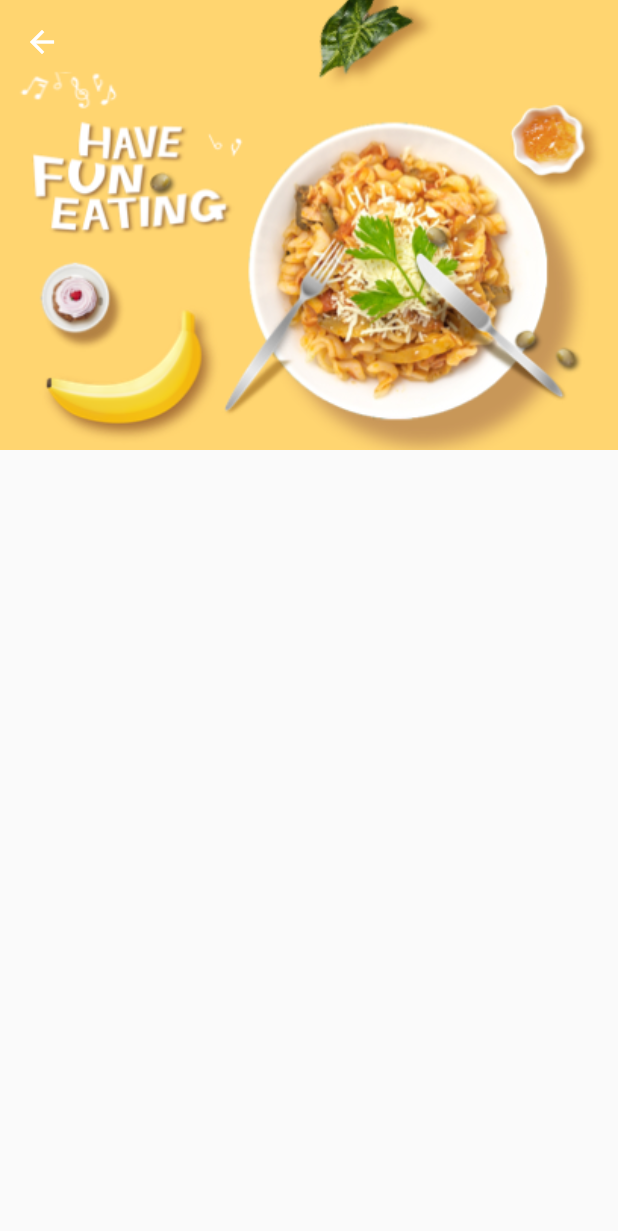
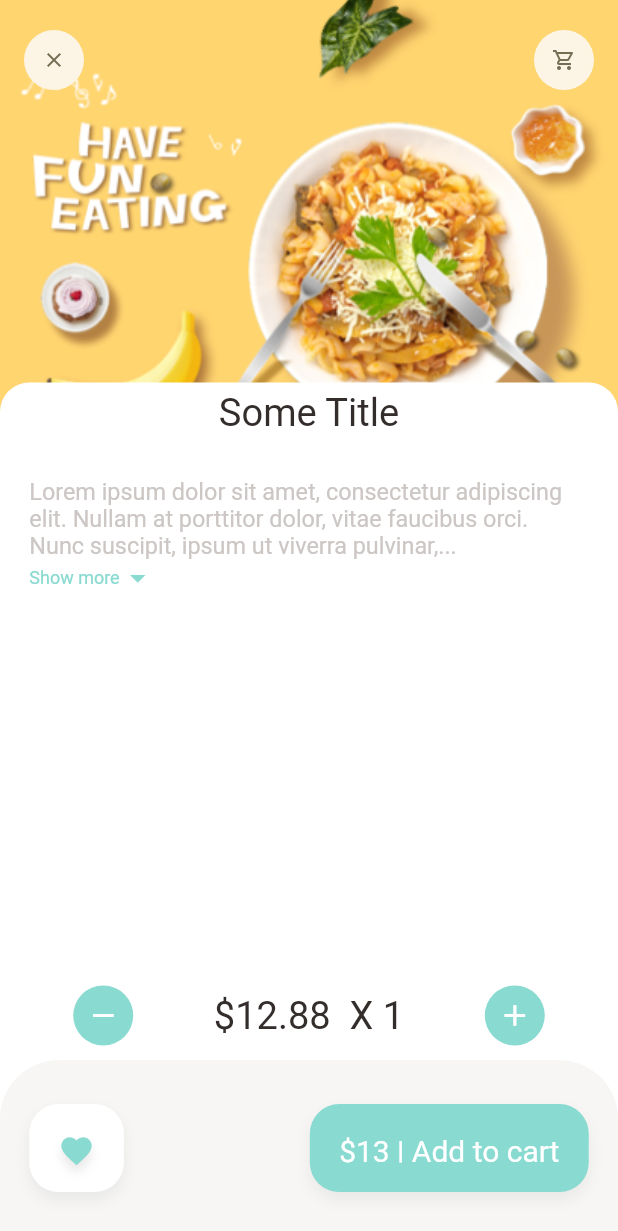
Before and after one commit to alter0z/my-food, a Flutter app: the RecommendedFoodDetail screen opened directly, on a phone screen of 412 x 824 dp. Shown: the top 1231 px of the screen. Run offline on Flutter 3.47's test engine with Material 2 defaults, Android fonts, the phone set to English and light mode, and no system bars; our stand-ins replace dots_indicator, get.

Commit message:
finishing recommended food detail. adding data service

```diff
--- a/lib/pages/food/popular_food_detail.dart
+++ b/lib/pages/food/popular_food_detail.dart
@@ -6,8 +6,6 @@ import 'package:my_food/widgets/expanable_text_widget.dart';
 
 import '../../utils/colors.dart';
 import '../../widgets/big_text.dart';
-import '../../widgets/icon_and_text_widget.dart';
-import '../../widgets/small_text.dart';
 
 class PopularFoodDetail extends StatelessWidget {
   const PopularFoodDetail({Key? key}) : super(key: key);
@@ -30,7 +28,7 @@ class PopularFoodDetail extends StatelessWidget {
           )),
           Positioned(left: Dimensions.width20, right: Dimensions.width20, top: Dimensions.height45, child: Row(
             mainAxisAlignment: MainAxisAlignment.spaceBetween,
-            children: [
+            children: const [
               AppIcon(icon: Icons.arrow_back_ios_new_rounded),
               AppIcon(icon: Icons.shopping_cart_outlined)
             ],
@@ -48,7 +46,7 @@ class PopularFoodDetail extends StatelessWidget {
                 SizedBox(height: Dimensions.height20,),
                 BigText(text: "Introduce"),
                 SizedBox(height: Dimensions.height20,),
-                const Expanded(child: SingleChildScrollView(child: ExpanableTExtWidget(text: "Lorem ipsum dolor sit amet, consectetur adipiscing elit. Nullam at porttitor dolor, vitae faucibus orci. Nunc suscipit, ipsum ut viverra pulvinar, justo metus dapibus tortor, a convallis justo mi sit amet odio. Nam sed libero vel nunc varius consectetur. Donec viverra aliquet luctus. Duis fermentum libero ut turpis porta aliquam. Cras sit amet mauris ut erat pretium auctor. Duis bibendum vitae sapien vitae molestie. Morbi malesuada magna et dui tempus, quis bibendum tortor maximus. Maecenas efficitur dui erat, in tincidunt erat vehicula non. Morbi suscipit pulvinar dui, vel egestas risus mollis in. Maecenas maximus urna ac nulla varius condimentum. Sed in varius neque, ut condimentum quam. Cras elementum cursus nisl quis tempor.")))
+                const Expanded(child: SingleChildScrollView(child: ExpanableTextWidget(text: "Lorem ipsum dolor sit amet, consectetur adipiscing elit. Nullam at porttitor dolor, vitae faucibus orci. Nunc suscipit, ipsum ut viverra pulvinar, justo metus dapibus tortor, a convallis justo mi sit amet odio. Nam sed libero vel nunc varius consectetur. Donec viverra aliquet luctus. Duis fermentum libero ut turpis porta aliquam. Cras sit amet mauris ut erat pretium auctor. Duis bibendum vitae sapien vitae molestie. Morbi malesuada magna et dui tempus, quis bibendum tortor maximus. Maecenas efficitur dui erat, in tincidunt erat vehicula non. Morbi suscipit pulvinar dui, vel egestas risus mollis in. Maecenas maximus urna ac nulla varius condimentum. Sed in varius neque, ut condimentum quam. Cras elementum cursus nisl quis tempor.")))
               ],
             )
           ))
--- a/lib/pages/food/recommended_food_detail.dart
+++ b/lib/pages/food/recommended_food_detail.dart
@@ -1,5 +1,11 @@
 import 'package:flutter/material.dart';
+import 'package:get/get.dart';
 import 'package:my_food/utils/colors.dart';
+import 'package:my_food/utils/dimensions.dart';
+import 'package:my_food/widgets/app_icon.dart';
+import 'package:my_food/widgets/big_text.dart';
+import 'package:my_food/widgets/expanable_text_widget.dart';
+import 'package:my_food/widgets/small_text.dart';
 
 class RecommendedFoodDetail extends StatelessWidget {
   const RecommendedFoodDetail({Key? key}) : super(key: key);
@@ -7,13 +13,31 @@ class RecommendedFoodDetail extends StatelessWidget {
   @override
   Widget build(BuildContext context) {
     return Scaffold(
+      backgroundColor: Colors.white,
       body: CustomScrollView(
         slivers: [
           SliverAppBar(
+            toolbarHeight: 80,
+            title: Row(
+              mainAxisAlignment: MainAxisAlignment.spaceBetween,
+              children: const [
+                AppIcon(icon: Icons.clear),
+                AppIcon(icon: Icons.shopping_cart_outlined)
+              ],
+            ),
             bottom: PreferredSize(
-              preferredSize: const Size.fromHeight(0),
+              preferredSize: const Size.fromHeight(20),
               child: Container(
-                color: Colors.white,
+                child: Center(child: BigText(text: "Some Title", size: Dimensions.font26,)),
+                width: double.maxFinite,
+                padding: const EdgeInsets.only(top: 5, bottom: 10),
+                decoration: BoxDecoration(
+                  borderRadius: BorderRadius.only(
+                    topLeft: Radius.circular(Dimensions.radius20),
+                    topRight: Radius.circular(Dimensions.radius20)
+                  ),
+                  color: Colors.white,
+                ),
               ),
             ),
             pinned: true,
@@ -22,7 +46,94 @@ class RecommendedFoodDetail extends StatelessWidget {
             flexibleSpace: FlexibleSpaceBar(
               background: Image.asset("assets/image/food0.png", width: double.maxFinite, fit: BoxFit.cover,),
             ),
+          ),
+          SliverToBoxAdapter(
+            child: Column(
+              children: [
+                Container(
+                    child: const ExpanableTextWidget(text: "Lorem ipsum dolor sit amet, consectetur adipiscing elit. Nullam at porttitor dolor, vitae faucibus orci. Nunc suscipit, ipsum ut viverra pulvinar, justo metus dapibus tortor, a convallis justo mi sit amet odio. Nam sed libero vel nunc varius consectetur. Donec viverra aliquet luctus. Duis fermentum libero ut turpis porta aliquam. Cras sit amet mauris ut erat pretium auctor. Duis bibendum vitae sapien vitae molestie. Morbi malesuada magna et dui tempus, quis bibendum tortor maximus. Maecenas efficitur dui erat, in tincidunt erat vehicula non. Morbi suscipit pulvinar dui, vel egestas risus mollis in. Maecenas maximus urna ac nulla varius condimentum. Sed in varius neque, ut condimentum quam. Cras elementum cursus nisl quis tempor."),
+                    margin: EdgeInsets.only(left: Dimensions.width20, right: Dimensions.width20, top: Dimensions.height20),
+                )
+
+              ],
+            ),
           )
+        ],
+      ),
+      bottomNavigationBar: Column(
+        mainAxisSize: MainAxisSize.min,
+        children: [
+          Container(
+            padding: EdgeInsets.only(
+              left: Dimensions.width20*2.5,
+              right: Dimensions.width20*2.5,
+              top: Dimensions.height10,
+              bottom: Dimensions.height10
+            ),
+            child: Row(
+              mainAxisAlignment: MainAxisAlignment.spaceBetween,
+              children: [
+                AppIcon(icon: Icons.remove, backgroudColor: AppColors.mainColor, iconColor: Colors.white, iconSize: Dimensions.icon24,),
+                BigText(text: "\$12.88 "+" X "+"1", color: AppColors.mainBlackColor, size: Dimensions.font26,),
+                AppIcon(icon: Icons.add, backgroudColor: AppColors.mainColor, iconColor: Colors.white, iconSize: Dimensions.icon24,)
+              ],
+            ),
+          ),
+          Container(
+            height: Dimensions.bottomBarHeight,
+            padding: EdgeInsets.only(
+                top: Dimensions.height30, bottom: Dimensions.height30, right: Dimensions.width20, left: Dimensions.width20
+            ),
+            decoration: BoxDecoration(
+                borderRadius: BorderRadius.only(topRight: Radius.circular(Dimensions.radius20*2), topLeft: Radius.circular(Dimensions.radius20*2)),
+                color: AppColors.buttonBackgroundColor
+            ),
+            child: Row(
+              mainAxisAlignment: MainAxisAlignment.spaceBetween,
+              children: [
+                Container(
+                  padding: EdgeInsets.only(
+                      top: Dimensions.height20, bottom: Dimensions.height20, left: Dimensions.width20, right: Dimensions.width20
+                  ),
+                  decoration: BoxDecoration(
+                      borderRadius: BorderRadius.circular(Dimensions.radius20),
+                      color: Colors.white,
+                      boxShadow: const [
+                        BoxShadow(
+                            color: Color(0xffe8e8e8),
+                            blurRadius: 8.0,
+                            offset: Offset(0, 5)
+                        ),
+                      ]
+                  ),
+                  child: Icon(Icons.favorite, color: AppColors.mainColor,shadows: const [
+                    BoxShadow(
+                      color: Color(0xffe8e8e8),
+                      blurRadius: 8.0,
+                      offset: Offset(0, 5)
+                    )
+                  ],),
+                ),
+                Container(
+                  child: BigText(text: "\$13 | Add to cart", color: Colors.white),
+                  padding: EdgeInsets.only(
+                      top: Dimensions.height20, bottom: Dimensions.height20, left: Dimensions.width20, right: Dimensions.width20
+                  ),
+                  decoration: BoxDecoration(
+                      borderRadius: BorderRadius.circular(Dimensions.radius20),
+                      color: AppColors.mainColor,
+                      boxShadow: const [
+                        BoxShadow(
+                            color: Color(0xffe8e8e8),
+                            blurRadius: 8.0,
+                            offset: Offset(0, 5)
+                        ),
+                      ]
+                  ),
+                )
+              ],
+            ),
+          ),
         ],
       ),
     );
--- a/lib/widgets/app_icon.dart
+++ b/lib/widgets/app_icon.dart
@@ -6,11 +6,13 @@ class AppIcon extends StatelessWidget {
   final Color backgroudColor;
   final Color iconColor;
   final double size;
-  AppIcon({Key? key,
+  final double iconSize;
+  const AppIcon({Key? key,
     required this.icon,
     this.backgroudColor = const Color(0xfffcf4e4),
     this.iconColor = const Color(0xff756d54),
-    this.size = 40}) : super(key: key);
+    this.size = 40,
+    this.iconSize = 16}) : super(key: key);
 
   @override
   Widget build(BuildContext context) {
@@ -21,7 +23,7 @@ class AppIcon extends StatelessWidget {
         borderRadius: BorderRadius.circular(size/2),
         color: backgroudColor
       ),
-      child: Icon(icon, color: iconColor, size: Dimensions.icon16,),
+      child: Icon(icon, color: iconColor, size: iconSize,),
     );
   }
 }
--- a/lib/widgets/expanable_text_widget.dart
+++ b/lib/widgets/expanable_text_widget.dart
@@ -1,18 +1,17 @@
-import 'package:flutter/cupertino.dart';
 import 'package:flutter/material.dart';
 import 'package:my_food/utils/colors.dart';
 import 'package:my_food/utils/dimensions.dart';
 import 'package:my_food/widgets/small_text.dart';
 
-class ExpanableTExtWidget extends StatefulWidget {
+class ExpanableTextWidget extends StatefulWidget {
   final String text;
-  const ExpanableTExtWidget({Key? key, required this.text}) : super(key: key);
+  const ExpanableTextWidget({Key? key, required this.text}) : super(key: key);
 
   @override
-  State<ExpanableTExtWidget> createState() => _ExpanableTExtWidgetState();
+  State<ExpanableTextWidget> createState() => _ExpanableTextWidgetState();
 }
 
-class _ExpanableTExtWidgetState extends State<ExpanableTExtWidget> {
+class _ExpanableTextWidgetState extends State<ExpanableTextWidget> {
   late String firstHalf;
   late String secondHalf;
   bool isLongText = true;
--- a/lib/widgets/small_text.dart
+++ b/lib/widgets/small_text.dart
@@ -15,7 +15,7 @@ class SmallText extends StatelessWidget {
         color: color,
         fontFamily: 'Roboto',
         fontSize: size,
-        fontWeight: FontWeight.w400
+        fontWeight: FontWeight.w400,
       ),
     );
   }
```
Also changed, not shown: lib/controllers/popular_ product_controller.dart (added, +18 -0 lines), lib/data/api/api_client.dart (added, +24 -0 lines), lib/data/repositories/pupular_product_repo.dart (added, +11 -0 lines), lib/helper/dependencies.dart (added, +16 -0 lines), lib/main.dart (+5 -5 lines).
